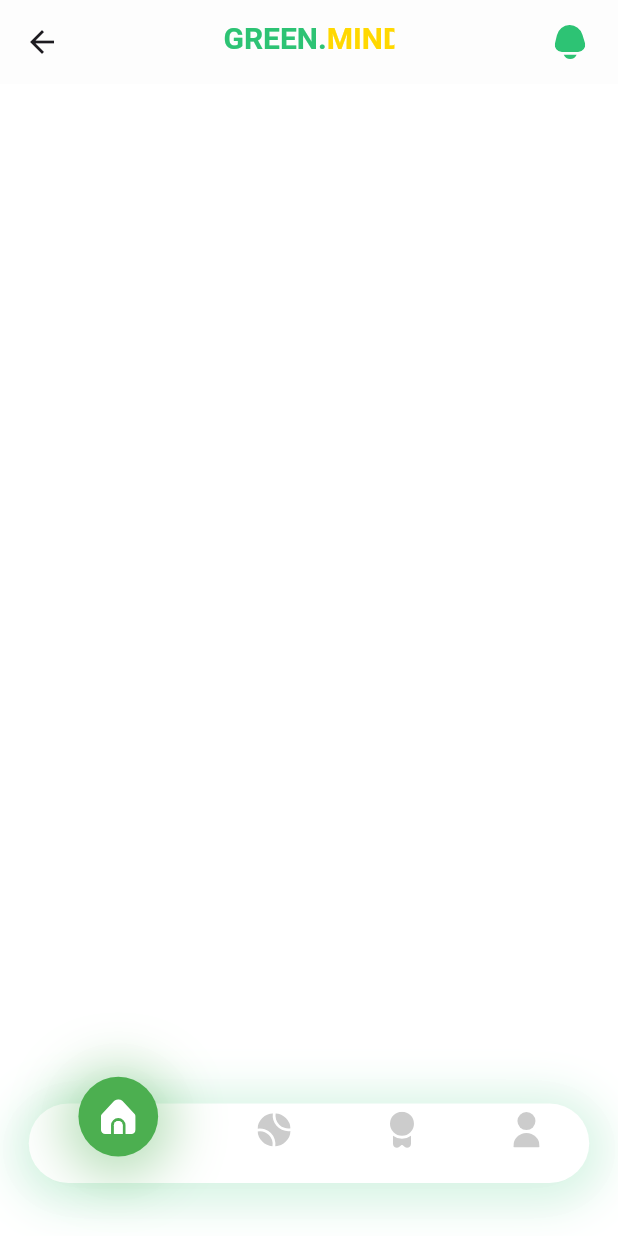
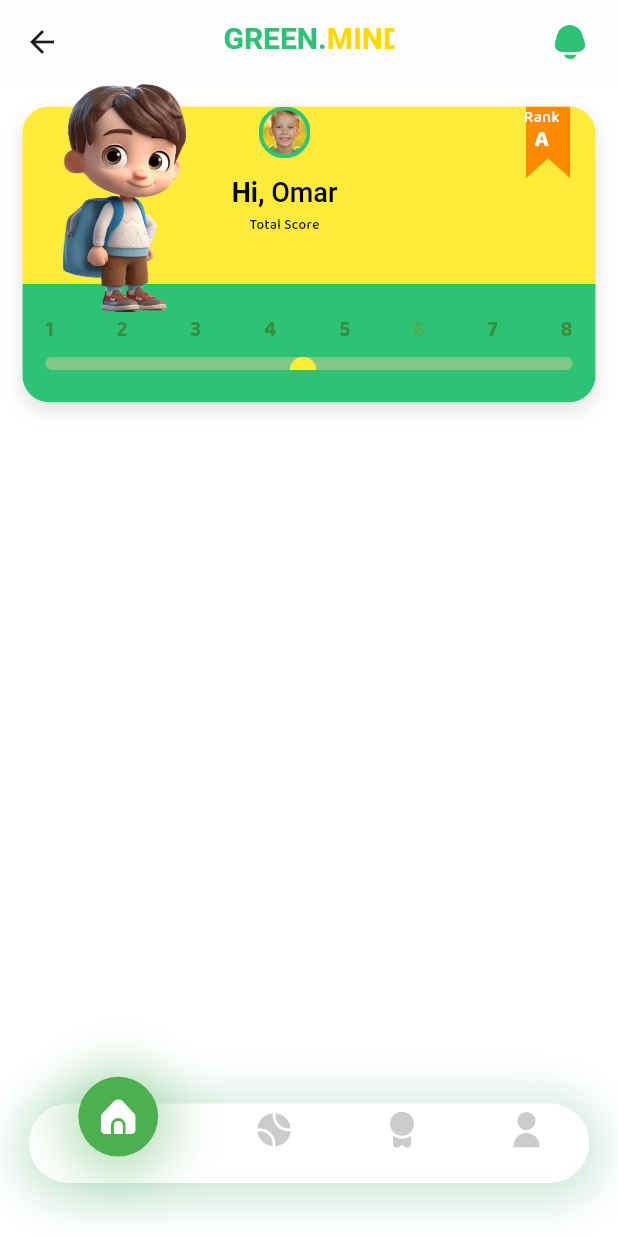
Before and after one commit to ZiadElsaadany/green-mind, a Flutter app: the HomeBottomNavBarScreen screen opened by its route, on a phone screen of 412 x 824 dp. Run offline on Flutter 3.47's test engine with Material 3 defaults, Android fonts, the phone set to English and light mode, and no system bars; our stand-ins replace flutter_bloc, flutter_screenutil, flutter_svg.

Commit message:
score card in progress

```diff
--- a/lib/core/assets/colors.dart
+++ b/lib/core/assets/colors.dart
@@ -1,7 +1,8 @@
 import 'package:flutter/material.dart';
 
 class AppColors{
-  static const Color primaryColor= Color(0xff2EC374);
+  static const Color primaryColorOpacity= Color(0xff2DC374);
+  static const Color primaryColor= Color(0xff139651);
   static const Color gray= Color(0xffCCCCCC);
   static const Color white= Colors.white;
   static const Color black= Colors.black;
--- a/lib/core/assets/images.dart
+++ b/lib/core/assets/images.dart
@@ -6,4 +6,5 @@ class AppImages{
   static const String tennis= "assets/images/tennis.svg";
   static const String user= "assets/images/user-4.svg";
   static const String home= "assets/images/home-7.svg";
+  static const String boy= "assets/images/boy@3x.png";
 }
--- a/lib/core/assets/styles.dart
+++ b/lib/core/assets/styles.dart
@@ -19,5 +19,13 @@ class AppStyles{
     fontWeight: FontWeight.w700,
     fontSize: 18
   );
-
+   static TextStyle size18BlackColorMedium= const TextStyle(
+       color: AppColors.black,
+       fontWeight: FontWeight.w500,
+       fontSize: 18
+   ); static TextStyle size9BlackColorMedium= const TextStyle(
+       color: AppColors.black,
+       fontWeight: FontWeight.w500,
+       fontSize: 9
+   );
 }
--- a/lib/core/routing/app_routing.dart
+++ b/lib/core/routing/app_routing.dart
@@ -12,7 +12,7 @@ class AppRoutes {
     final arguments = routeSettings.arguments;
     switch (routeSettings.name) {
       case Routes.addScore:
-        return MaterialPageRoute(builder: (c)=>BlocProvider(create:(_)=>AddScoreCubit(),child: const AddScoreScreen(),));
+        return MaterialPageRoute(builder: (c)=>const AddScoreScreen());
       case Routes.home:
         return MaterialPageRoute(
        builder: (_)=> BlocProvider(
--- a/lib/features/home/presentation/view/widgets/home_screen_body.dart
+++ b/lib/features/home/presentation/view/widgets/home_screen_body.dart
@@ -1,4 +1,5 @@
 import 'package:flutter/material.dart';
+import 'package:green_mind/features/home/presentation/view/widgets/score_card.dart';
 
 class HomeScreenBody extends StatelessWidget {
   const HomeScreenBody({super.key});
@@ -8,6 +9,8 @@ class HomeScreenBody extends StatelessWidget {
     return ListView(
       children: [
 
+        ScoreCard()
+
 
       ],
     );
--- /dev/null
+++ b/lib/features/home/presentation/view/widgets/score_card.dart
@@ -0,0 +1,207 @@
+import 'package:flutter/material.dart';
+import 'package:flutter_bloc/flutter_bloc.dart';
+import 'package:flutter_screenutil/flutter_screenutil.dart';
+import 'package:flutter_svg/flutter_svg.dart';
+import 'package:green_mind/core/assets/colors.dart';
+import 'package:green_mind/core/assets/styles.dart';
+import 'package:green_mind/features/add_score/presentation/controller/add_score_cubit.dart';
+import 'package:green_mind/features/add_score/presentation/controller/add_score_state.dart';
+
+import '../../../../../core/assets/images.dart';
+
+class ScoreCard extends StatelessWidget {
+  const ScoreCard({super.key});
+
+  @override
+  Widget build(BuildContext context) {
+    return BlocBuilder<AddScoreCubit, AddScoreStates>(
+      builder: (context, state) {
+        return Stack(
+          children: [
+            Container(
+              margin: const EdgeInsets.all(15),
+              height: 223.h,
+              decoration: BoxDecoration(
+                borderRadius: BorderRadius.circular(20.r),
+                boxShadow: const [
+                  BoxShadow(
+                    color: Colors.black12,
+                    blurRadius: 10,
+                    offset: Offset(0, 5),
+                  ),
+                ],
+                color: Colors.white,
+              ),
+              child: Column(
+                children: [
+                  Expanded(
+
+                    flex: 3,
+                    child: Container(
+                      padding: EdgeInsets.symmetric(
+                          horizontal: 16.w),
+                      decoration: BoxDecoration(
+                        color: Colors.yellow,
+                        borderRadius: BorderRadius.only(
+                          topLeft: Radius.circular(20.r),
+                          topRight: Radius.circular(20.r),
+                        ),
+                      ),
+                      child: Row(
+                        crossAxisAlignment: CrossAxisAlignment.center,
+                        children: [
+                          Expanded(
+                            child: Column(
+                              crossAxisAlignment: CrossAxisAlignment.center,
+                              mainAxisAlignment: MainAxisAlignment.spaceAround,
+                              children: [
+                                Image.asset("assets/images/images-8@3x.png",
+                                  width: 39.w,
+                                  height: 39.h,
+                                ),
+                                RichText(text: TextSpan(
+                                    text: "Hi, ",
+                                    style: AppStyles.size18BlackColorBold.copyWith(
+                                        height: 2
+                                    ),
+                                    children: [
+                                      TextSpan(
+                                        text: "Omar",
+                                        style: AppStyles.size18BlackColorMedium.copyWith(
+                                            height: 1
+
+                                        ),
+
+                                      )
+                                    ]
+                                ),),
+                                Text(
+                                  "Total Score",
+                                  style: AppStyles.size9BlackColorMedium.copyWith(
+                                    height: 2
+                                  ),
+                                ),
+                                Expanded(
+                                  child: Text(
+                                      state.score??"",
+                                      style: AppStyles.size39PrimaryColorBold
+                                          .copyWith(
+                                          height: 0.8
+                                      )),
+                                ),
+                              ],
+                            ),
+                          ),
+                          Stack(
+                            children: [
+
+                              SvgPicture.asset("assets/images/Path 64.svg",
+                                height: 54.h,
+                                width: 34.w,
+                              ), // Replace with actual path
+                              Column(
+                                mainAxisAlignment: MainAxisAlignment.start,
+                                crossAxisAlignment: CrossAxisAlignment.center,
+
+                                mainAxisSize: MainAxisSize.max,
+                                children: [
+                                  Text(
+                                    "Rank",
+                                    style: TextStyle(
+                                      fontSize: 12.sp,
+                                      color: Colors.white,
+                                    ),
+                                  ),
+                                  Text(
+                                    "A",
+                                    style: TextStyle(
+                                      fontSize: 17.sp,
+                                      color: Colors.white,
+                                      height: 1,
+                                      fontWeight: FontWeight.bold,
+                                    ),
+                                  ),
+                                ],
+                              ),
+                            ],
+                          ),
+                        ],
+                      ),
+                    ),
+                  ),
+                  Expanded(
+                    flex: 2,
+                    child: Container(
+                      padding: EdgeInsets.symmetric(horizontal: 16.w),
+                      decoration: BoxDecoration(
+                        color: AppColors.primaryColorOpacity,
+                        borderRadius: BorderRadius.only(
+                          bottomLeft: Radius.circular(20.r),
+                          bottomRight: Radius.circular(20.r),
+                        ),
+                      ),
+                      child: Column(
+                        mainAxisAlignment: MainAxisAlignment.center,
+                        children: [
+                          // Number Row
+                          Row(
+                            mainAxisAlignment: MainAxisAlignment.spaceBetween,
+                            children: List.generate(8, (index) {
+                              return Text(
+                                "${index + 1}",
+                                style: TextStyle(
+                                  fontSize: 16.sp,
+                                  color: index + 1 == 6 ? Colors.green : Colors
+                                      .green.shade700,
+                                  fontWeight: FontWeight.bold,
+                                ),
+                              );
+                            }),
+                          ),
+                          SizedBox(height: 8.h),
+                          // Progress indicator
+                          Stack(
+                            children: [
+                              Container(
+                                height: 10.h,
+                                decoration: BoxDecoration(
+                                  color: Colors.green.shade300,
+                                  borderRadius: BorderRadius.circular(10.r),
+                                ),
+                              ),
+                              Positioned(
+                                left: 170.w,
+                                child: Container(
+                                  height: 20.h,
+                                  width: 20.h,
+                                  decoration: const BoxDecoration(
+                                    color: Colors.yellow,
+                                    shape: BoxShape.circle,
+                                  ),
+                                ),
+                              ),
+                            ],
+                          ),
+                        ],
+                      ),
+                    ),
+                  ),
+                ],
+              ),
+            ),
+
+            Positioned(
+              // top: -,
+             left: 40.w,
+              child: Image.asset(
+                AppImages.boy, // Replace with actual path
+                height: 172.h,
+                width: 93.w,
+              ),
+            ),
+          ],
+        );
+      },
+    );
+  }
+}
--- a/lib/main.dart
+++ b/lib/main.dart
@@ -1,9 +1,15 @@
 import 'package:flutter/material.dart';
+import 'package:flutter_bloc/flutter_bloc.dart';
 import 'package:green_mind/core/routing/app_routing.dart';
 import 'package:green_mind/green_app.dart';
 
+import 'features/add_score/presentation/controller/add_score_cubit.dart';
+
 void main() async {
-  runApp(GreenMindApp(
-    appRoutes: AppRoutes(),
+  runApp(BlocProvider(
+    create: (c)=>AddScoreCubit(),
+    child: GreenMindApp(
+      appRoutes: AppRoutes(),
+    ),
   ));
 }
```
Also changed, not shown: assets/images/images-8@3x.png (added).
